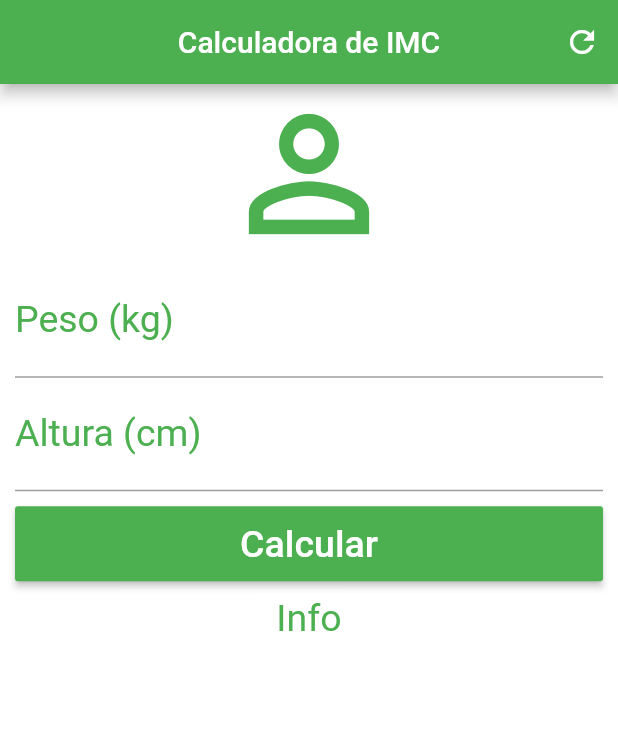
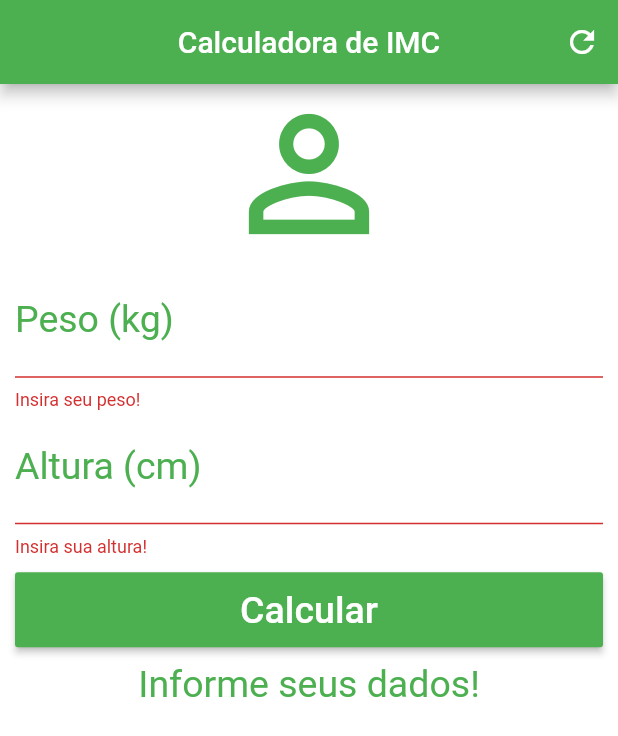
Before and after one commit to arthurcvm/imcFlutter, a Flutter app: the screen it shows after launch, after a tap on "Calcular", on a phone screen of 412 x 824 dp. Shown: the top 736 px of the screen. Run offline on Flutter 3.47's test engine with Material 2 defaults, Android fonts, the phone set to English and light mode, and no system bars.

Commit message:
Conclusão do app com controladores

```diff
--- a/lib/main.dart
+++ b/lib/main.dart
@@ -12,6 +12,44 @@ class Home extends StatefulWidget {
 }
 
 class _HomeState extends State<Home> {
+  TextEditingController weightController = TextEditingController();
+  TextEditingController heightController = TextEditingController();
+
+  GlobalKey<FormState> _formKey = GlobalKey<FormState>();
+
+  String _infoText = "Informe seus dados!";
+
+  void _resetFields() {
+    weightController.text = "";
+    heightController.text = "";
+
+    setState(() {
+      _infoText = "Informe seus dados!";
+      _formKey = GlobalKey<FormState>();
+    });
+  }
+
+  void _calculate() {
+    setState(() {
+      double weight = double.parse(weightController.text);
+      double height = double.parse(heightController.text) / 100;
+      double imc = weight / (height * height);
+      if (imc < 18.6) {
+        _infoText = "Abaixo do peso (${imc.toStringAsPrecision(3)})";
+      } else if (imc >= 18.6 && imc < 24.9) {
+        _infoText = "Peso ideal(${imc.toStringAsPrecision(3)})";
+      } else if (imc >= 24.9 && imc < 29.9) {
+        _infoText = "Levemente acima do peso (${imc.toStringAsPrecision(3)})";
+      } else if (imc >= 29.9 && imc < 34.9) {
+        _infoText = "Obesidade grau I (${imc.toStringAsPrecision(3)})";
+      } else if (imc >= 34.9 && imc < 39.9) {
+        _infoText = "Obesidade grau II (${imc.toStringAsPrecision(3)})";
+      } else if (imc >= 40) {
+        _infoText = "Obesidade grau III (${imc.toStringAsPrecision(3)})";
+      }
+    });
+  }
+
   @override
   Widget build(BuildContext context) {
     return Scaffold(
@@ -22,39 +60,57 @@ class _HomeState extends State<Home> {
           actions: <Widget>[
             IconButton(
               icon: Icon(Icons.refresh),
-              onPressed: () {},
+              onPressed: _resetFields,
             )
           ],
         ),
         backgroundColor: Colors.white,
         body: SingleChildScrollView(
             padding: EdgeInsets.fromLTRB(10.0, 0.0, 10.0, 0.0),
+            child: Form(
+              key: _formKey,
               child: Column(
                 crossAxisAlignment: CrossAxisAlignment.stretch,
                 children: <Widget>[
                   Icon(Icons.person_outline, size: 120.0, color: Colors.green),
-              TextField(
+                  TextFormField(
                     keyboardType: TextInputType.number,
                     decoration: InputDecoration(
                         labelText: "Peso (kg)",
                         labelStyle: TextStyle(color: Colors.green)),
                     textAlign: TextAlign.center,
                     style: TextStyle(color: Colors.green, fontSize: 25.0),
+                    controller: weightController,
+                    validator: (value) {
+                      if (value.isEmpty) {
+                        return "Insira seu peso!";
+                      }
+                    },
                   ),
-              TextField(
+                  TextFormField(
                     keyboardType: TextInputType.number,
                     decoration: InputDecoration(
                         labelText: "Altura (cm)",
                         labelStyle: TextStyle(color: Colors.green)),
                     textAlign: TextAlign.center,
                     style: TextStyle(color: Colors.green, fontSize: 25.0),
+                    controller: heightController,
+                    validator: (value) {
+                      if (value.isEmpty) {
+                        return "Insira sua altura!";
+                      }
+                    },
                   ),
                   Padding(
                     padding: EdgeInsets.only(top: 10.0, bottom: 10.0),
                     child: Container(
                       height: 50.0,
                       child: RaisedButton(
-                    onPressed: () {},
+                        onPressed: () {
+                          if (_formKey.currentState.validate()) {
+                            _calculate();
+                          }
+                        },
                         child: Text(
                           "Calcular",
                           style: TextStyle(color: Colors.white, fontSize: 25.0),
@@ -64,12 +120,12 @@ class _HomeState extends State<Home> {
                     ),
                   ),
                   Text(
-                "Info",
+                    _infoText,
                     textAlign: TextAlign.center,
                     style: TextStyle(color: Colors.green, fontSize: 25.0),
                   )
                 ],
               ),
-        ));
+            )));
   }
 }
```
Lines whose indentation alone changed are shown as unchanged.
